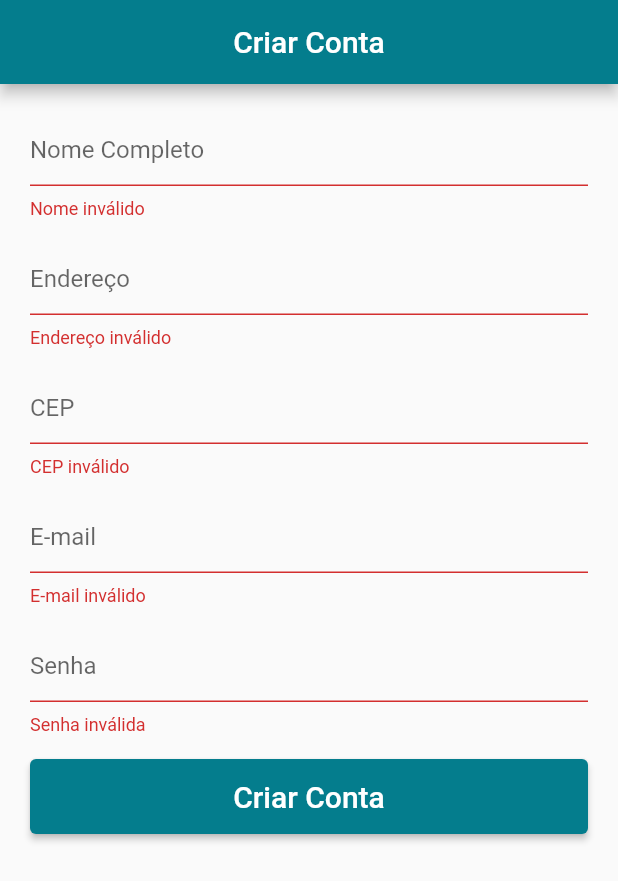
After one commit to rafflezs/flutter_skateshop, a Flutter app: the SignUpScreenStful screen opened directly, after a tap on "Criar Conta", on a phone screen of 412 x 824 dp. The commit adds this screen. Shown: the top 881 px of the screen. Run offline on Flutter 3.47's test engine with Material 2 defaults, Android fonts, the phone set to English and light mode, and no system bars; our stand-ins replace cloud_firestore, email_validator, firebase_auth, firebase_core, transparent_image; accounts and stored records are empty.

Commit message:
SignUpScreen stfulbkp

```diff
--- a/lib/models/user_model.dart
+++ b/lib/models/user_model.dart
@@ -29,7 +29,7 @@ class UserModel extends Model {
       await _saveUserData(userData);
 
       onSuccess();
-      isLoading = true;
+      isLoading = false;
       notifyListeners();
     }).catchError((e) {
       onFail();
--- a/lib/screens/login_screen.dart
+++ b/lib/screens/login_screen.dart
@@ -2,6 +2,7 @@ import 'package:email_validator/email_validator.dart';
 import 'package:flutter/material.dart';
 import 'package:loja_virtual/models/user_model.dart';
 import 'package:loja_virtual/screens/signup_screen.dart';
+import 'package:loja_virtual/screens/signup_stful_screen.dart';
 import 'package:scoped_model/scoped_model.dart';
 
 class LoginScreen extends StatelessWidget {
@@ -17,8 +18,8 @@ class LoginScreen extends StatelessWidget {
         actions: [
           TextButton(
               onPressed: () {
-                Navigator.of(context).pushReplacement(
-                    MaterialPageRoute(builder: (context) => SignUpScreen()));
+                Navigator.of(context).pushReplacement(MaterialPageRoute(
+                    builder: (context) => SignUpScreenStful()));
               },
               child: const Text(
                 "CRIAR CONTA",
--- /dev/null
+++ b/lib/screens/signup_stful_screen.dart
@@ -0,0 +1,134 @@
+import 'package:email_validator/email_validator.dart';
+import 'package:flutter/material.dart';
+import 'package:loja_virtual/models/user_model.dart';
+import 'package:scoped_model/scoped_model.dart';
+
+class SignUpScreenStful extends StatefulWidget {
+  const SignUpScreenStful({Key? key}) : super(key: key);
+
+  @override
+  _SignUpScreenStfulState createState() => _SignUpScreenStfulState();
+}
+
+class _SignUpScreenStfulState extends State<SignUpScreenStful> {
+  final _fromKey = GlobalKey<FormState>();
+
+  final _nameController = TextEditingController();
+  final _emailController = TextEditingController();
+  final _passwordController = TextEditingController();
+  final _addrController = TextEditingController();
+  final _cepController = TextEditingController();
+  @override
+  Widget build(BuildContext context) {
+    return Scaffold(
+      appBar: AppBar(
+        backgroundColor: Theme.of(context).primaryColor,
+        centerTitle: true,
+        title: const Text("Criar Conta"),
+      ),
+      body: ScopedModelDescendant<UserModel>(
+        builder: (context, child, model) {
+          if (model.isLoading) {
+            return const Center(
+              child: CircularProgressIndicator(),
+            );
+          }
+          return Form(
+              key: _fromKey,
+              child: ListView(
+                padding: const EdgeInsets.all(20),
+                children: [
+                  TextFormField(
+                    controller: _nameController,
+                    validator: (String? text) {
+                      if (text!.isEmpty || text.length < 6) {
+                        return "Nome inválido";
+                      }
+                    },
+                    keyboardType: TextInputType.name,
+                    decoration:
+                        const InputDecoration(hintText: "Nome Completo"),
+                  ),
+                  const SizedBox(height: 16),
+                  TextFormField(
+                    controller: _addrController,
+                    validator: (String? text) {
+                      if (text!.isEmpty || text.length < 6) {
+                        return "Endereço inválido";
+                      }
+                    },
+                    keyboardType: TextInputType.streetAddress,
+                    decoration: const InputDecoration(hintText: "Endereço"),
+                  ),
+                  const SizedBox(height: 16),
+                  TextFormField(
+                    controller: _cepController,
+                    validator: (String? text) {
+                      if (text!.isEmpty || text.length < 8) {
+                        return "CEP inválido";
+                      }
+                    },
+                    keyboardType: TextInputType.number,
+                    decoration: const InputDecoration(hintText: "CEP"),
+                  ),
+                  const SizedBox(height: 16),
+                  TextFormField(
+                    controller: _emailController,
+                    validator: (text) {
+                      if (text!.isEmpty || !text.contains("@")) {
+                        return "E-mail inválido";
+                      }
+                    },
+                    keyboardType: TextInputType.emailAddress,
+                    decoration: const InputDecoration(hintText: "E-mail"),
+                  ),
+                  const SizedBox(height: 16),
+                  TextFormField(
+                    controller: _passwordController,
+                    validator: (String? text) {
+                      if (text!.isEmpty || text.length < 6) {
+                        return "Senha inválida";
+                      }
+                    },
+                    keyboardType: TextInputType.visiblePassword,
+                    decoration: const InputDecoration(hintText: "Senha"),
+                    obscureText: true,
+                  ),
+                  const SizedBox(height: 16),
+                  SizedBox(
+                    height: 50,
+                    child: ElevatedButton(
+                        style: ButtonStyle(
+                            backgroundColor: MaterialStateProperty.all(
+                                Theme.of(context).primaryColor)),
+                        onPressed: () {
+                          if (_fromKey.currentState!.validate()) {
+                            Map<String, dynamic> userData = {
+                              "name": _nameController.text,
+                              "endereco": _addrController.text,
+                              "cep": _cepController.text,
+                              "email": _emailController.text,
+                            };
+
+                            model.SignUp(
+                                userData: userData,
+                                pass: _passwordController.text,
+                                onSuccess: _onSuccess,
+                                onFail: _onFail);
+                          }
+                        },
+                        child: const Text(
+                          "Criar Conta",
+                          style: TextStyle(fontSize: 20),
+                        )),
+                  )
+                ],
+              ));
+        },
+      ),
+    );
+  }
+
+  void _onSuccess() {}
+  void _onFail() {}
+}
```
